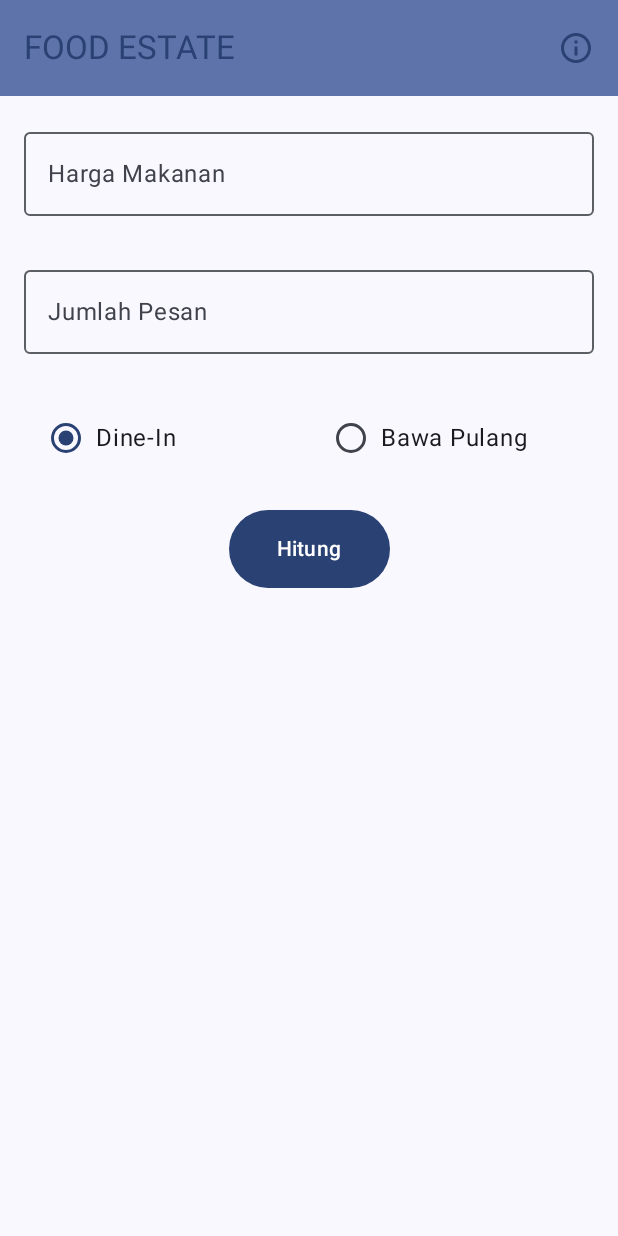
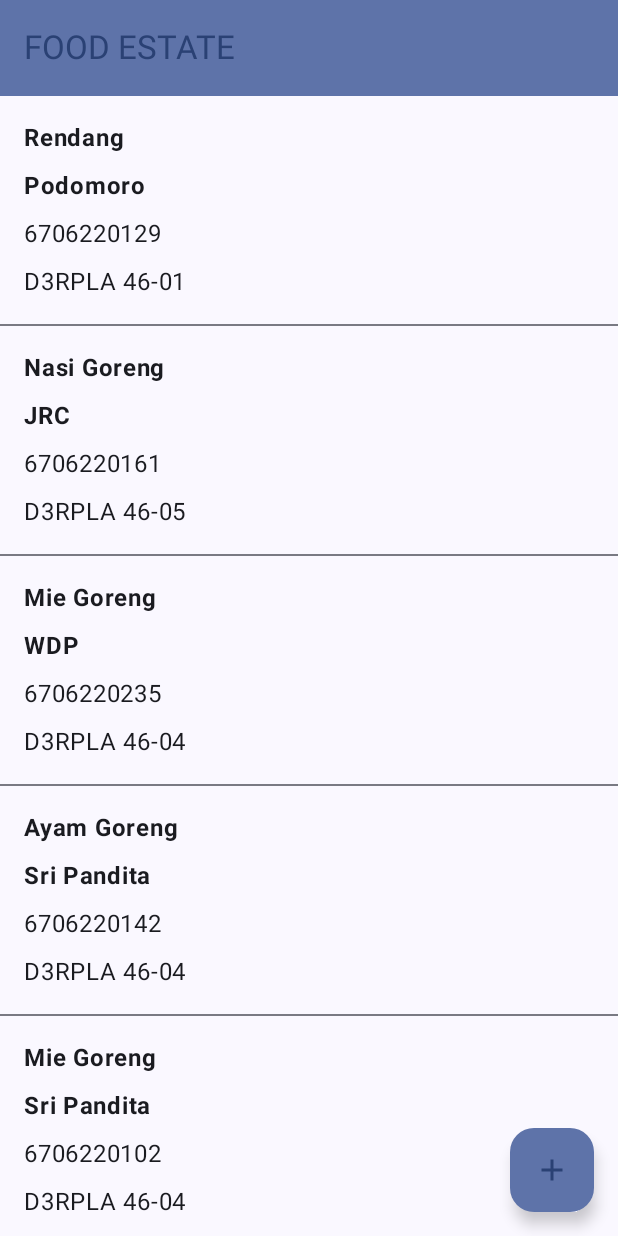
Before and after one commit to faisalabdulr/AssesmentMopro1, an Android app built with Jetpack Compose: the screen it shows after launch (MainActivity), after a tap on "Masuk", on a phone screen of 412 x 824 dp. Run offline under Robolectric (Android 15) with nearby library versions, the phone set to English and light mode, and no system bars.

Commit message:
Nyoba lagi

```diff
--- a/app/src/main/java/com/d3if6706220090/assesment1faisal/Navigator/NavGraph.kt
+++ b/app/src/main/java/com/d3if6706220090/assesment1faisal/Navigator/NavGraph.kt
@@ -7,6 +7,7 @@ import com.d3if6706220090.assesment1faisal.Navigator.Screen
 import com.d3if6706220090.assesment1faisal.ui.screen.AboutScreen
 import com.d3if6706220090.assesment1faisal.ui.screen.LoginScreen
 import com.d3if6706220090.assesment1faisal.ui.screen.MainScreen
+import com.d3if6706220090.assesment1faisal.ui.screen.MenuScreen
 
 @Composable
 fun SetupNavGraph(navController: NavHostController = rememberNavController()) {
@@ -14,6 +15,9 @@ fun SetupNavGraph(navController: NavHostController = rememberNavController()) {
         navController = navController,
         startDestination = Screen.Login.route
     ) {
+        composable(route = Screen.Menu.route) {
+            MenuScreen(navController = navController )
+        }
         composable(route = Screen.Login.route) {
             LoginScreen(navController = navController)
         }
--- a/app/src/main/java/com/d3if6706220090/assesment1faisal/Navigator/Screen.kt
+++ b/app/src/main/java/com/d3if6706220090/assesment1faisal/Navigator/Screen.kt
@@ -2,6 +2,7 @@ package com.d3if6706220090.assesment1faisal.Navigator
 
 sealed class Screen(val  route: String) {
     data object Login:Screen("Login")
+    data object Menu:Screen("Menu")
     data object Home:Screen("Home")
     data object About:Screen("About")
 }
--- a/app/src/main/java/com/d3if6706220090/assesment1faisal/model/MenuItem.kt
+++ b/app/src/main/java/com/d3if6706220090/assesment1faisal/model/MenuItem.kt
@@ -1,6 +1,10 @@
 package com.d3if6706220090.assesment1faisal.model
 
 data class MenuItem(
-    val name: String,
-    val price: Float // Harga makanan
+    val id: Long,
+    val nama: String,
+    val nim: String,
+    val kelas: String,
+    val Makanan: String,
+    val price: Int // Harga makanan
 )
--- a/app/src/main/java/com/d3if6706220090/assesment1faisal/ui/screen/AboutScreen.kt
+++ b/app/src/main/java/com/d3if6706220090/assesment1faisal/ui/screen/AboutScreen.kt
@@ -107,6 +107,6 @@ fun AboutScreen(navController: NavController){
 
 private fun getData(): List<Profil> {
     return listOf(
-        Profil("Wisnu", R.drawable.profil)
+        Profil("Faisal", R.drawable.profil)
     )
 }
--- a/app/src/main/java/com/d3if6706220090/assesment1faisal/ui/screen/LoginScreen.kt
+++ b/app/src/main/java/com/d3if6706220090/assesment1faisal/ui/screen/LoginScreen.kt
@@ -76,7 +76,7 @@ fun LoginScreen(navController: NavHostController) {
             Spacer(modifier = Modifier.height(16.dp)) // Berikan jarak antara teks dan tombol
 
             Button(
-                onClick = { navController.navigate(Screen.Home.route) },
+                onClick = { navController.navigate(Screen.Menu.route) },
                 modifier = Modifier.padding(vertical = 10.dp)
             ) {
                 Text("Masuk")
--- a/app/src/main/java/com/d3if6706220090/assesment1faisal/ui/screen/MainScreen.kt
+++ b/app/src/main/java/com/d3if6706220090/assesment1faisal/ui/screen/MainScreen.kt
@@ -86,12 +86,12 @@ fun MainScreen(navController: NavController){
             )
         }
     ){
-            padding -> ScreenContent(Modifier.padding(padding))
+            padding -> BuatContent(Modifier.padding(padding))
     }
 }
 
 @Composable
-fun ScreenContent(modifier : Modifier){
+fun BuatContent(modifier : Modifier){
     var nilaiMakanan by rememberSaveable { mutableStateOf("") }
     var nilaiMakananError by rememberSaveable { mutableStateOf(false) }
 
--- /dev/null
+++ b/app/src/main/java/com/d3if6706220090/assesment1faisal/ui/screen/MainViewModel.kt
@@ -0,0 +1,33 @@
+package com.d3if6706220090.assesment1faisal.ui.screen
+
+import androidx.lifecycle.ViewModel
+import com.d3if6706220090.assesment1faisal.model.MenuItem
+
+class MainViewModel : ViewModel() {
+    val data = getDataDummy()
+
+    private fun getDataDummy(): List<MenuItem> {
+        val data = mutableListOf<MenuItem>()
+        val namaToko = arrayOf("WDP", "Pujasera", "Sri Pandita", "Asabil", "JRC", "Alwi", "Podomoro", "Kolab", "Mc donal", "KFC")
+        val makanan = arrayOf("Nasi Goreng", "Mie Goreng", "Soto Ayam", "Gado-Gado", "Rendang", "Bakso", "Sate Ayam", "Ayam Goreng", "Pecel Lele", "Capcay")
+
+        for (i in 1..10) {
+            val namaToko = namaToko.random()
+            val nimRandom = (100..300).random().toString()
+            val kelasRandom = (1..5).random().toString()
+            val makananRandom = makanan.random()
+            val hargaRandom = (10000..500000).random()
+            data.add(
+                MenuItem(
+                    id = i.toLong(),
+                    nama = namaToko,
+                    nim = "6706220" + nimRandom,
+                    kelas = "D3RPLA 46-0" + kelasRandom,
+                    Makanan = makananRandom,
+                    price = hargaRandom
+                )
+            )
+        }
+        return data
+    }
+}
--- /dev/null
+++ b/app/src/main/java/com/d3if6706220090/assesment1faisal/ui/screen/MenuScreen.kt
@@ -0,0 +1,151 @@
+package com.d3if6706220090.assesment1faisal.ui.screen
+
+import android.content.res.Configuration
+import android.widget.Toast
+import androidx.compose.foundation.clickable
+import androidx.compose.foundation.layout.*
+import androidx.compose.foundation.lazy.LazyColumn
+import androidx.compose.foundation.lazy.items
+import androidx.compose.material.icons.Icons
+import androidx.compose.material.icons.filled.Add
+import androidx.compose.material3.Divider
+import androidx.compose.material3.ExperimentalMaterial3Api
+import androidx.compose.material3.FloatingActionButton
+import androidx.compose.material3.Icon
+import androidx.compose.material3.MaterialTheme
+import androidx.compose.material3.Scaffold
+import androidx.compose.material3.Text
+import androidx.compose.material3.TopAppBar
+import androidx.compose.material3.TopAppBarDefaults
+import androidx.compose.runtime.Composable
+import androidx.compose.ui.Alignment
+import androidx.compose.ui.Modifier
+import androidx.compose.ui.platform.LocalContext
+import androidx.compose.ui.res.stringResource
+import androidx.compose.ui.text.font.FontWeight
+import androidx.compose.ui.text.style.TextOverflow
+import androidx.compose.ui.tooling.preview.Preview
+import androidx.compose.ui.unit.dp
+import androidx.lifecycle.viewmodel.compose.viewModel
+import androidx.navigation.NavController
+import androidx.navigation.compose.rememberNavController
+import com.d3if6706220090.assesment1faisal.Navigator.Screen
+import com.d3if6706220090.assesment1faisal.R
+import com.d3if6706220090.assesment1faisal.model.MenuItem
+import com.d3if6706220090.assesment1faisal.ui.screen.MainViewModel
+import com.d3if6706220090.assesment1faisal.ui.theme.Assesment1FaisalTheme
+
+@OptIn(ExperimentalMaterial3Api::class)
+@Composable
+fun MenuScreen(navController: NavController) {
+    val context = LocalContext.current
+    Scaffold(
+        topBar = {
+            TopAppBar(
+                title = {
+                    Text(text = stringResource(id = R.string.app_name))
+                },
+                colors = TopAppBarDefaults.mediumTopAppBarColors(
+                    containerColor = MaterialTheme.colorScheme.primaryContainer,
+                    titleContentColor = MaterialTheme.colorScheme.primary,
+                )
+            )
+        },
+        floatingActionButton = {
+            FloatingActionButton(
+                onClick = {
+                    navController.navigate(Screen.Home.route)
+                }
+            ) {
+                Icon(
+                    imageVector = Icons.Filled.Add,
+                    contentDescription = stringResource(R.string.tambah_catatan),
+                    tint = MaterialTheme.colorScheme.primary
+                )
+            }
+        }
+    ) { padding ->
+        ScreenContent(Modifier.padding(padding))
+    }
+}
+
+@Composable
+fun ScreenContent(modifier: Modifier) {
+    val viewModel: MainViewModel = viewModel()
+    val data = viewModel.data
+    val context = LocalContext.current
+
+    if (data.isEmpty()) {
+        Column(
+            modifier = modifier
+                .fillMaxSize()
+                .padding(16.dp),
+            verticalArrangement = Arrangement.Center,
+            horizontalAlignment = Alignment.CenterHorizontally
+        ) {
+            Text(text = stringResource(id = R.string.list_kosong))
+        }
+    } else {
+        LazyColumn(
+            modifier = modifier.fillMaxSize(),
+            contentPadding = PaddingValues(bottom = 84.dp)
+        ) {
+            items(data) { menuItem ->
+                ListItem(menuItem) {
+                    val message = context.getString(R.string.x_diklik, menuItem.nama)
+                    Toast.makeText(context, message, Toast.LENGTH_SHORT).show()
+                }
+                Divider()
+            }
+        }
+    }
+}
+
+@Composable
+fun ListItem(menuItem: MenuItem, onClick: () -> Unit) {
+    Column(
+        modifier = Modifier
+            .fillMaxWidth()
+            .clickable { onClick() }
+            .padding(16.dp),
+        verticalArrangement = Arrangement.spacedBy(8.dp)
+    ) {
+        Text(text = menuItem.Makanan,
+            maxLines = 1,
+            overflow = TextOverflow.Ellipsis,
+            fontWeight = FontWeight.Bold)
+        Text(
+            text = menuItem.nama,
+            maxLines = 1,
+            overflow = TextOverflow.Ellipsis,
+            fontWeight = FontWeight.Bold
+        )
+        Text(
+            text = menuItem.nim,
+            maxLines = 2,
+            overflow = TextOverflow.Ellipsis
+        )
+        Text(text = menuItem.kelas)
+
+
+
+    }
+}
+
+@Composable
+fun Greeting(name: String, modifier: Modifier = Modifier) {
+    Text(
+        text = "Hello $name!",
+        modifier = modifier
+    )
+}
+
+@Preview(showBackground = true)
+@Preview(uiMode = Configuration.UI_MODE_NIGHT_YES, showBackground = true)
+@Composable
+fun GreetingPreview() {
+    Assesment1FaisalTheme {
+        // Uncomment this line when MenuNama requires NavController argument
+        MenuScreen(navController = rememberNavController())
+    }
+}
--- a/app/src/main/res/values/strings.xml
+++ b/app/src/main/res/values/strings.xml
@@ -16,6 +16,9 @@
     <string name="tanpa_diskon">Tanpa Diskon</string>
     <string name="bagikan">Bagikan</string>
     <string name="kembali">Kembali</string>
+    <string name="tambah_catatan">Tambah catatan.</string>
+    <string name="list_kosong">Tambah catatan.</string>
+    <string name="x_diklik">%1$s diklik!</string>
     <string name="profil">Profil Pembuat</string>
     <string name="gambar">Gambar %1$s</string>
     <string name="dine_in">Dine-In</string>
```
